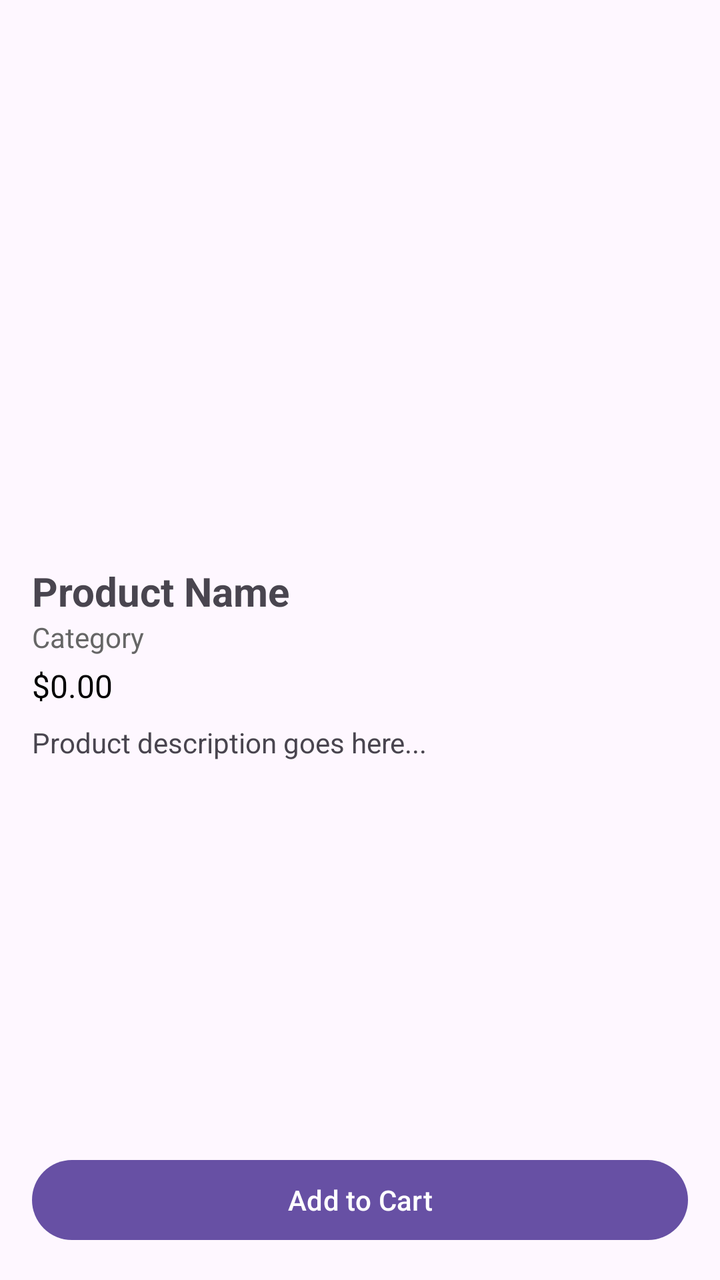
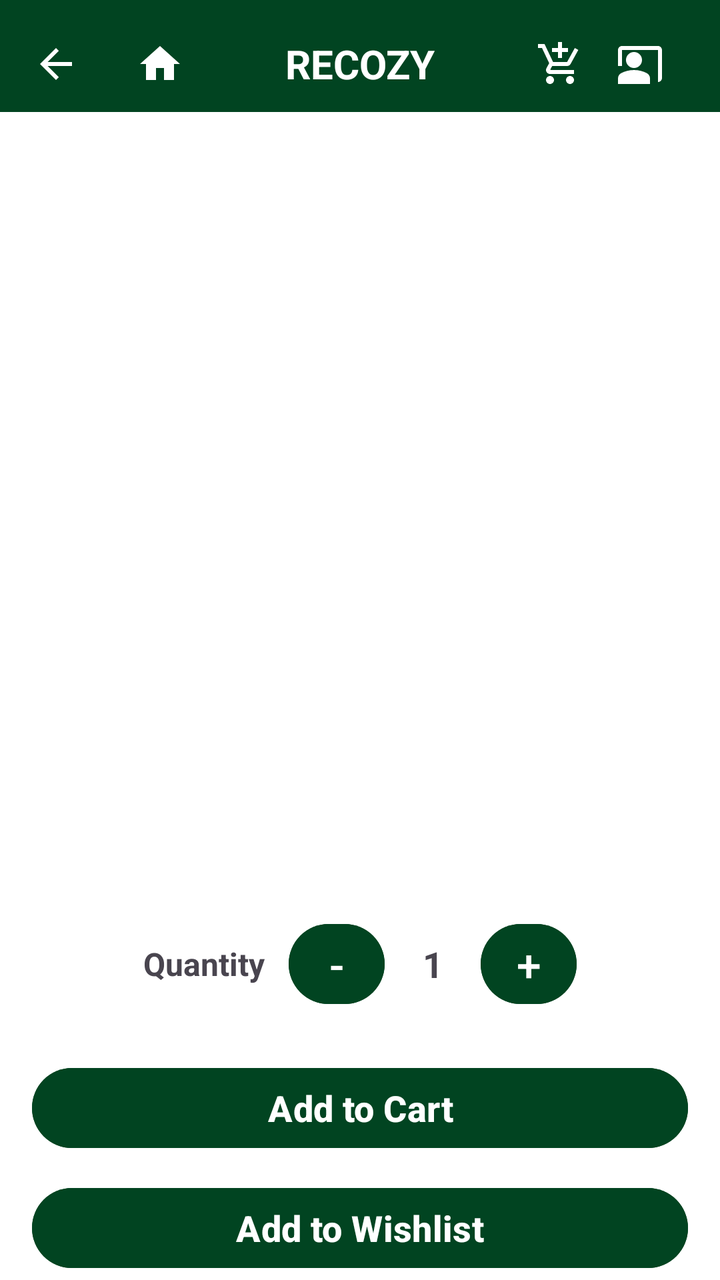

Screens rendered from an Android XML layout before and after an edit, with the pre-edit source and the edit as a unified diff.
<!-- AndroidManifest.xml: application theme Theme.FurnitureStore -->
<!-- res/layout/activity_product_detail.xml -->
<?xml version="1.0" encoding="utf-8"?>
<androidx.constraintlayout.widget.ConstraintLayout xmlns:android="http://schemas.android.com/apk/res/android"
    xmlns:app="http://schemas.android.com/apk/res-auto"
    xmlns:tools="http://schemas.android.com/tools"
    android:id="@+id/main"
    android:layout_width="match_parent"
    android:layout_height="match_parent"
    tools:context=".customer.ProductDetailActivity"
    android:padding="16dp">

    <ImageView
        android:id="@+id/imageViewProductDetail"
        android:layout_width="0dp"
        android:layout_height="250dp"
        android:scaleType="centerCrop"
        app:layout_constraintTop_toTopOf="parent"
        app:layout_constraintStart_toStartOf="parent"
        app:layout_constraintEnd_toEndOf="parent" />

    <TextView
        android:id="@+id/textViewProductNameDetail"
        android:layout_width="0dp"
        android:layout_height="wrap_content"
        android:text="Product Name"
        android:textSize="20sp"
        android:textStyle="bold"
        android:layout_marginTop="16dp"
        app:layout_constraintTop_toBottomOf="@id/imageViewProductDetail"
        app:layout_constraintStart_toStartOf="parent"
        app:layout_constraintEnd_toEndOf="parent" />

    <TextView
        android:id="@+id/textViewProductCategoryDetail"
        android:layout_width="0dp"
        android:layout_height="wrap_content"
        android:text="Category"
        android:textColor="#666"
        app:layout_constraintTop_toBottomOf="@id/textViewProductNameDetail"
        app:layout_constraintStart_toStartOf="parent"
        app:layout_constraintEnd_toEndOf="parent" />

    <TextView
        android:id="@+id/textViewProductPriceDetail"
        android:layout_width="0dp"
        android:layout_height="wrap_content"
        android:text="$0.00"
        android:textColor="#000"
        android:textSize="16sp"
        android:layout_marginTop="4dp"
        app:layout_constraintTop_toBottomOf="@id/textViewProductCategoryDetail"
        app:layout_constraintStart_toStartOf="parent"
        app:layout_constraintEnd_toEndOf="parent" />

    <TextView
        android:id="@+id/textViewProductDescriptionDetail"
        android:layout_width="0dp"
        android:layout_height="0dp"
        android:text="Product description goes here..."
        android:layout_marginTop="8dp"
        android:layout_marginBottom="16dp"
        android:textSize="14sp"
        app:layout_constraintTop_toBottomOf="@id/textViewProductPriceDetail"
        app:layout_constraintBottom_toTopOf="@id/buttonAddToCart"
        app:layout_constraintStart_toStartOf="parent"
        app:layout_constraintEnd_toEndOf="parent" />

    <Button
        android:id="@+id/buttonAddToCart"
        android:layout_width="0dp"
        android:layout_height="wrap_content"
        android:text="Add to Cart"
        app:layout_constraintBottom_toBottomOf="parent"
        app:layout_constraintStart_toStartOf="parent"
        app:layout_constraintEnd_toEndOf="parent" />
</androidx.constraintlayout.widget.ConstraintLayout>
<!-- resources referenced by this layout -->
<resources>
  <style name="Theme.FurnitureStore" parent="Base.Theme.FurnitureStore" />
  <style name="Base.Theme.FurnitureStore" parent="Theme.Material3.DayNight.NoActionBar">
          
          
      </style>
</resources>

<!-- the commit's change to res/layout/activity_product_detail.xml (unified diff, before → after) -->
@@ -1,75 +1,217 @@
-<?xml version="1.0" encoding="utf-8"?>
-<androidx.constraintlayout.widget.ConstraintLayout xmlns:android="http://schemas.android.com/apk/res/android"
+<RelativeLayout xmlns:android="http://schemas.android.com/apk/res/android"
+    xmlns:tools="http://schemas.android.com/tools"
     xmlns:app="http://schemas.android.com/apk/res-auto"
-    xmlns:tools="http://schemas.android.com/tools"
-    android:id="@+id/main"
+    android:id="@+id/productDetailLayout"
     android:layout_width="match_parent"
     android:layout_height="match_parent"
-    tools:context=".customer.ProductDetailActivity"
-    android:padding="16dp">
-
+    android:background="@android:color/white"
+    android:fitsSystemWindows="true"
+    tools:context=".customer.ProductDetailActivity">
+
+    
+    <LinearLayout
+        android:id="@+id/topBar"
+        android:layout_width="match_parent"
+        android:layout_height="56dp"
+        android:orientation="horizontal"
+        android:paddingHorizontal="8dp"
+        android:gravity="center_vertical"
+        android:background="@color/forest_green"
+        android:paddingTop="8dp">
+
+        <ImageView
+            android:id="@+id/backIcon"
+            android:layout_width="40dp"
+            android:layout_height="40dp"
+            android:src="@drawable/ic_back"
+            app:tint="@android:color/white"
+            android:contentDescription="Back Icon"
+            android:padding="8dp" />
+
+        <ImageView
+            android:id="@+id/homeIcon"
+            android:layout_width="40dp"
+            android:layout_height="40dp"
+            android:src="@drawable/ic_home"
+            app:tint="@android:color/white"
+            android:layout_marginStart="12dp"
+            android:contentDescription="Home Icon"
+            android:padding="8dp" />
+
+        <TextView
+            android:id="@+id/brandTitle"
+            android:layout_width="0dp"
+            android:layout_height="wrap_content"
+            android:layout_weight="1"
+            android:text="RECOZY"
+            android:textStyle="bold"
+            android:textColor="@android:color/white"
+            android:textSize="20sp"
+            android:gravity="center" />
+
+        
+        <ImageView
+            android:id="@+id/cartIcon"
+            android:layout_width="40dp"
+            android:layout_height="40dp"
+            android:src="@drawable/ic_cart"
+            app:tint="@android:color/white"
+            android:contentDescription="Cart Icon"
+            android:padding="8dp" />
+
+        
+        <ImageView
+            android:id="@+id/profileIcon"
+            android:layout_width="40dp"
+            android:layout_height="40dp"
+            android:src="@drawable/ic_profile"
+            app:tint="@android:color/white"
+            android:layout_marginEnd="12dp"
+            android:contentDescription="Profile Icon"
+            android:padding="8dp" />
+    </LinearLayout>
+
+    
     <ImageView
         android:id="@+id/imageViewProductDetail"
-        android:layout_width="0dp"
+        android:layout_width="match_parent"
         android:layout_height="250dp"
+        android:layout_below="@id/topBar"
         android:scaleType="centerCrop"
-        app:layout_constraintTop_toTopOf="parent"
-        app:layout_constraintStart_toStartOf="parent"
-        app:layout_constraintEnd_toEndOf="parent" />
-
+        android:contentDescription="Product Image" />
+
+    
     <TextView
         android:id="@+id/textViewProductNameDetail"
-        android:layout_width="0dp"
-        android:layout_height="wrap_content"
-        android:text="Product Name"
+        android:layout_below="@id/imageViewProductDetail"
+        android:layout_width="wrap_content"
+        android:layout_height="wrap_content"
+        android:textSize="24sp"
+        android:textStyle="bold"
+        android:textColor="@color/forest_green"
+        android:layout_marginTop="12dp"
+        android:layout_centerHorizontal="true" />
+
+    
+    <TextView
+        android:id="@+id/textViewProductCategoryDetail"
+        android:layout_below="@id/textViewProductNameDetail"
+        android:layout_width="wrap_content"
+        android:layout_height="wrap_content"
+        android:textSize="14sp"
+        android:textColor="@android:color/darker_gray"
+        android:layout_marginTop="4dp"
+        android:layout_centerHorizontal="true" />
+
+    
+    <TextView
+        android:id="@+id/textViewProductPriceDetail"
+        android:layout_below="@id/textViewProductCategoryDetail"
+        android:layout_width="wrap_content"
+        android:layout_height="wrap_content"
         android:textSize="20sp"
         android:textStyle="bold"
+        android:layout_marginTop="8dp"
+        android:layout_centerHorizontal="true" />
+
+    
+    <TextView
+        android:id="@+id/textViewProductDescriptionDetail"
+        android:layout_below="@id/textViewProductPriceDetail"
+        android:layout_width="match_parent"
+        android:layout_height="wrap_content"
+        android:layout_marginTop="12dp"
+        android:layout_marginHorizontal="16dp"
+        android:textSize="16sp" />
+
+    
+    <LinearLayout
+        android:id="@+id/quantityLayout"
+        android:layout_width="wrap_content"
+        android:layout_height="wrap_content"
+        android:layout_below="@id/textViewProductDescriptionDetail"
         android:layout_marginTop="16dp"
-        app:layout_constraintTop_toBottomOf="@id/imageViewProductDetail"
-        app:layout_constraintStart_toStartOf="parent"
-        app:layout_constraintEnd_toEndOf="parent" />
-
-    <TextView
-        android:id="@+id/textViewProductCategoryDetail"
-        android:layout_width="0dp"
-        android:layout_height="wrap_content"
-        android:text="Category"
-        android:textColor="#666"
-        app:layout_constraintTop_toBottomOf="@id/textViewProductNameDetail"
-        app:layout_constraintStart_toStartOf="parent"
-        app:layout_constraintEnd_toEndOf="parent" />
-
-    <TextView
-        android:id="@+id/textViewProductPriceDetail"
-        android:layout_width="0dp"
-        android:layout_height="wrap_content"
-        android:text="$0.00"
-        android:textColor="#000"
-        android:textSize="16sp"
-        android:layout_marginTop="4dp"
-        app:layout_constraintTop_toBottomOf="@id/textViewProductCategoryDetail"
-        app:layout_constraintStart_toStartOf="parent"
-        app:layout_constraintEnd_toEndOf="parent" />
-
-    <TextView
-        android:id="@+id/textViewProductDescriptionDetail"
-        android:layout_width="0dp"
-        android:layout_height="0dp"
-        android:text="Product description goes here..."
-        android:layout_marginTop="8dp"
-        android:layout_marginBottom="16dp"
-        android:textSize="14sp"
-        app:layout_constraintTop_toBottomOf="@id/textViewProductPriceDetail"
-        app:layout_constraintBottom_toTopOf="@id/buttonAddToCart"
-        app:layout_constraintStart_toStartOf="parent"
-        app:layout_constraintEnd_toEndOf="parent" />
-
+        android:layout_centerHorizontal="true"
+        android:orientation="horizontal"
+        android:gravity="center_vertical">
+
+        <TextView
+            android:id="@+id/textViewQuantityLabel"
+            android:layout_width="wrap_content"
+            android:layout_height="wrap_content"
+            android:text="Quantity"
+            android:textSize="16sp"
+            android:textStyle="bold"
+            android:layout_marginEnd="12dp" />
+
+        <Button
+            android:id="@+id/buttonDecrease"
+            android:layout_width="48dp"
+            android:layout_height="48dp"
+            android:text="-"
+            android:textSize="22sp"
+            android:textColor="@android:color/white"
+            android:backgroundTint="@color/forest_green"
+            android:padding="0dp" />
+
+        <TextView
+            android:id="@+id/textViewQuantityValue"
+            android:layout_width="48dp"
+            android:layout_height="48dp"
+            android:gravity="center"
+            android:text="1"
+            android:textSize="18sp"
+            android:textStyle="bold" />
+
+        <Button
+            android:id="@+id/buttonIncrease"
+            android:layout_width="48dp"
+            android:layout_height="48dp"
+            android:text="+"
+            android:textSize="22sp"
+            android:textColor="@android:color/white"
+            android:backgroundTint="@color/forest_green"
+            android:padding="0dp" />
+    </LinearLayout>
+
+    
     <Button
         android:id="@+id/buttonAddToCart"
-        android:layout_width="0dp"
+        android:layout_width="match_parent"
         android:layout_height="wrap_content"
         android:text="Add to Cart"
-        app:layout_constraintBottom_toBottomOf="parent"
-        app:layout_constraintStart_toStartOf="parent"
-        app:layout_constraintEnd_toEndOf="parent" />
-</androidx.constraintlayout.widget.ConstraintLayout>
+        android:layout_below="@id/quantityLayout"
+        android:layout_marginTop="24dp"
+        android:layout_marginHorizontal="16dp"
+        android:backgroundTint="@color/forest_green"
+        android:textColor="@android:color/white"
+        android:textStyle="bold"
+        android:textSize="18sp" />
+
+    
+    <Button
+        android:id="@+id/buttonAddToWishlist"
+        android:layout_width="match_parent"
+        android:layout_height="wrap_content"
+        android:text="Add to Wishlist"
+        android:layout_below="@id/buttonAddToCart"
+        android:layout_marginTop="12dp"
+        android:layout_marginHorizontal="16dp"
+        android:backgroundTint="@color/forest_green"
+        android:textColor="@android:color/white"
+        android:textStyle="bold"
+        android:textSize="18sp" />
+
+    
+    <TextView
+        android:id="@+id/textViewTerms"
+        android:layout_width="wrap_content"
+        android:layout_height="wrap_content"
+        android:text="Terms and Conditions"
+        android:textColor="@android:color/holo_blue_dark"
+        android:textStyle="bold"
+        android:layout_below="@id/buttonAddToWishlist"
+        android:layout_marginTop="16dp"
+        android:layout_centerHorizontal="true" />
+
+</RelativeLayout>
<!-- resource entries referenced after the edit -->
@@ -1,5 +1,34 @@
 <!-- resources referenced by this layout -->
 <resources>
+  <color name="forest_green">#014421</color>
+  <!-- drawable ic_back (drawable) -->
+  <vector xmlns:android="http://schemas.android.com/apk/res/android" android:autoMirrored="true" android:height="24dp" android:tint="#000000" android:viewportHeight="24" android:viewportWidth="24" android:width="24dp">
+        
+      <path android:fillColor="@android:color/white" android:pathData="M20,11H7.83l5.59,-5.59L12,4l-8,8 8,8 1.41,-1.41L7.83,13H20v-2z"/>
+      
+  </vector>
+  <!-- drawable ic_cart (drawable) -->
+  <vector xmlns:android="http://schemas.android.com/apk/res/android" android:height="24dp" android:tint="#000000" android:viewportHeight="24" android:viewportWidth="24" android:width="24dp">
+        
+      <path android:fillColor="@android:color/white" android:pathData="M11,9h2L13,6h3L16,4h-3L13,1h-2v3L8,4v2h3v3zM7,18c-1.1,0 -1.99,0.9 -1.99,2S5.9,22 7,22s2,-0.9 2,-2 -0.9,-2 -2,-2zM17,18c-1.1,0 -1.99,0.9 -1.99,2s0.89,2 1.99,2 2,-0.9 2,-2 -0.9,-2 -2,-2zM7.17,14.75l0.03,-0.12 0.9,-1.63h7.45c0.75,0 1.41,-0.41 1.75,-1.03l3.86,-7.01L19.42,4h-0.01l-1.1,2 -2.76,5L8.53,11l-0.13,-0.27L6.16,6l-0.95,-2 -0.94,-2L1,2v2h2l3.6,7.59 -1.35,2.45c-0.16,0.28 -0.25,0.61 -0.25,0.96 0,1.1 0.9,2 2,2h12v-2L7.42,15c-0.13,0 -0.25,-0.11 -0.25,-0.25z"/>
+      
+  </vector>
+  <!-- drawable ic_home (drawable) -->
+  <vector xmlns:android="http://schemas.android.com/apk/res/android" android:height="24dp" android:tint="#000000" android:viewportHeight="24" android:viewportWidth="24" android:width="24dp">
+        
+      <path android:fillColor="@android:color/white" android:pathData="M10,20v-6h4v6h5v-8h3L12,3 2,12h3v8z"/>
+      
+  </vector>
+  <!-- drawable ic_profile (drawable) -->
+  <vector xmlns:android="http://schemas.android.com/apk/res/android" android:height="24dp" android:tint="#000000" android:viewportHeight="24" android:viewportWidth="24" android:width="24dp">
+        
+      <path android:fillColor="@android:color/white" android:pathData="M21,3H3C1.9,3 1,3.9 1,5v8h2V5h18v16c1.1,0 2,-0.9 2,-2V5C23,3.9 22.1,3 21,3z"/>
+        
+      <path android:fillColor="@android:color/white" android:pathData="M9,10m-4,0a4,4 0,1 1,8 0a4,4 0,1 1,-8 0"/>
+        
+      <path android:fillColor="@android:color/white" android:pathData="M15.39,16.56C13.71,15.7 11.53,15 9,15c-2.53,0 -4.71,0.7 -6.39,1.56C1.61,17.07 1,18.1 1,19.22V22h16v-2.78C17,18.1 16.39,17.07 15.39,16.56z"/>
+      
+  </vector>
   <style name="Theme.FurnitureStore" parent="Base.Theme.FurnitureStore" />
   <style name="Base.Theme.FurnitureStore" parent="Theme.Material3.DayNight.NoActionBar">
           
